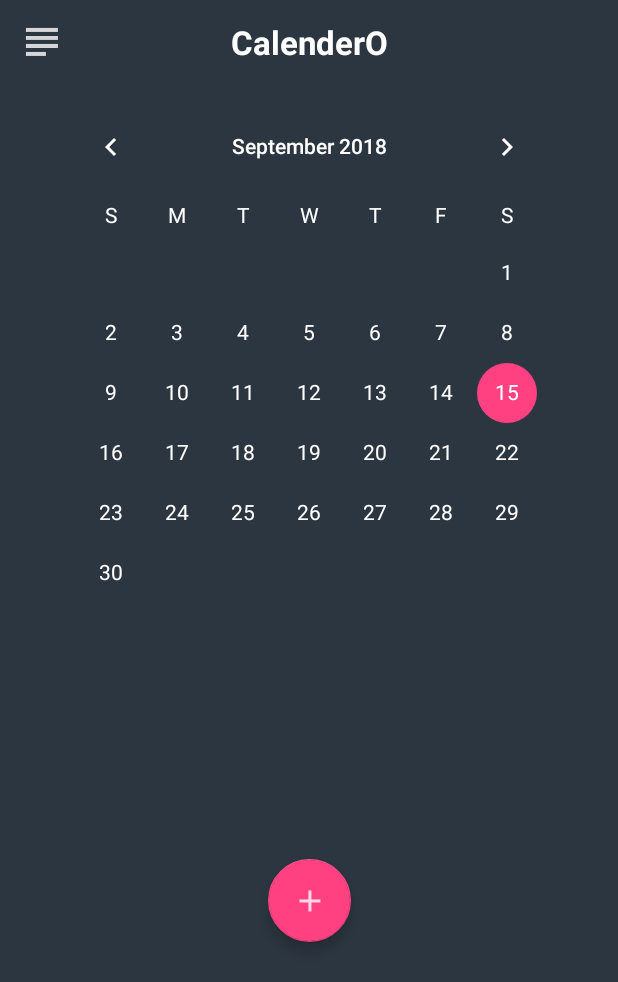
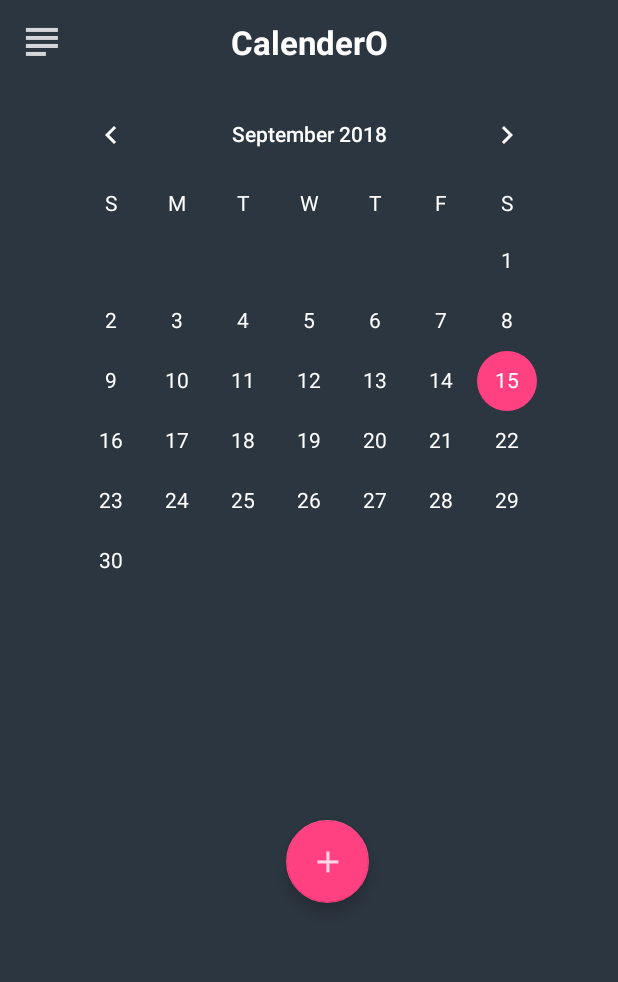
Before and after one commit to rahuldshetty/android-calenderO, an Android app: the screen it shows after launch (MainActivity), on a phone screen of 412 x 824 dp. Shown: the top 982 px of the screen. Run offline under Robolectric (Android 15) with nearby library versions, the phone set to English and light mode, and no system bars.

Commit message:
updatedui1

```diff
--- a/app/src/main/res/layout/fragment_home.xml
+++ b/app/src/main/res/layout/fragment_home.xml
@@ -13,22 +13,20 @@
         android:id="@+id/addbtn"
         android:layout_width="64dp"
         android:layout_height="55dp"
-        android:layout_marginBottom="196dp"
-        android:layout_marginEnd="164dp"
-        android:layout_marginStart="164dp"
+        android:layout_marginBottom="222dp"
+        android:layout_marginEnd="32dp"
+        android:layout_marginStart="32dp"
         android:clickable="true"
         android:src="@drawable/ic_plus"
         app:layout_constraintBottom_toBottomOf="parent"
         app:layout_constraintEnd_toEndOf="parent"
+        app:layout_constraintHorizontal_bias="0.543"
         app:layout_constraintStart_toStartOf="parent" />
 
     <CalendarView
         android:id="@+id/calendarView"
         android:layout_width="wrap_content"
         android:layout_height="wrap_content"
-        android:layout_marginEnd="8dp"
-        android:layout_marginStart="8dp"
-        android:layout_marginTop="8dp"
         android:dateTextAppearance="@style/CalenderViewDateCustomText"
         android:theme="@style/CalenderViewCustom"
         android:weekDayTextAppearance="@style/CalenderViewWeekCustomText"
@@ -42,11 +40,11 @@
         android:layout_height="0dp"
         android:layout_marginEnd="8dp"
         android:layout_marginStart="8dp"
-        android:layout_marginTop="8dp"
+        android:layout_marginTop="2dp"
         app:layout_constraintBottom_toBottomOf="parent"
         app:layout_constraintEnd_toEndOf="parent"
         app:layout_constraintStart_toStartOf="parent"
-        app:layout_constraintTop_toBottomOf="@+id/calendarView" >
+        app:layout_constraintTop_toBottomOf="@+id/calendarView">
 
     </ListView>
 
```
Also changed, not shown: app/src/main/res/layout/listitemview.xml (+3 -4 lines).
